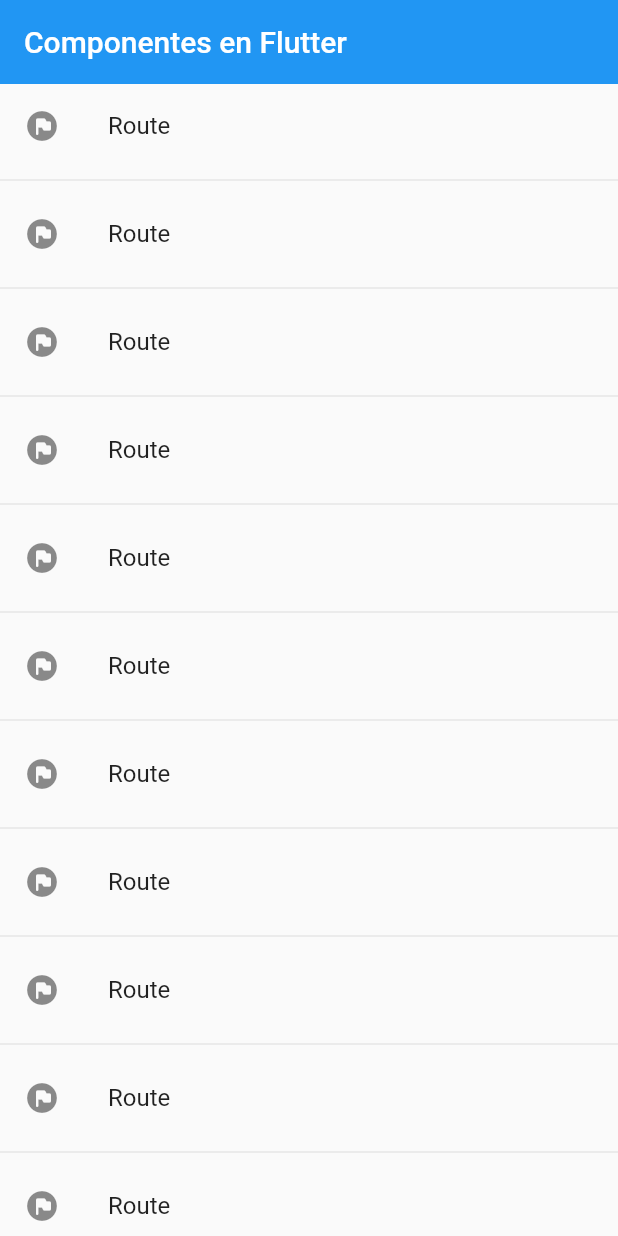
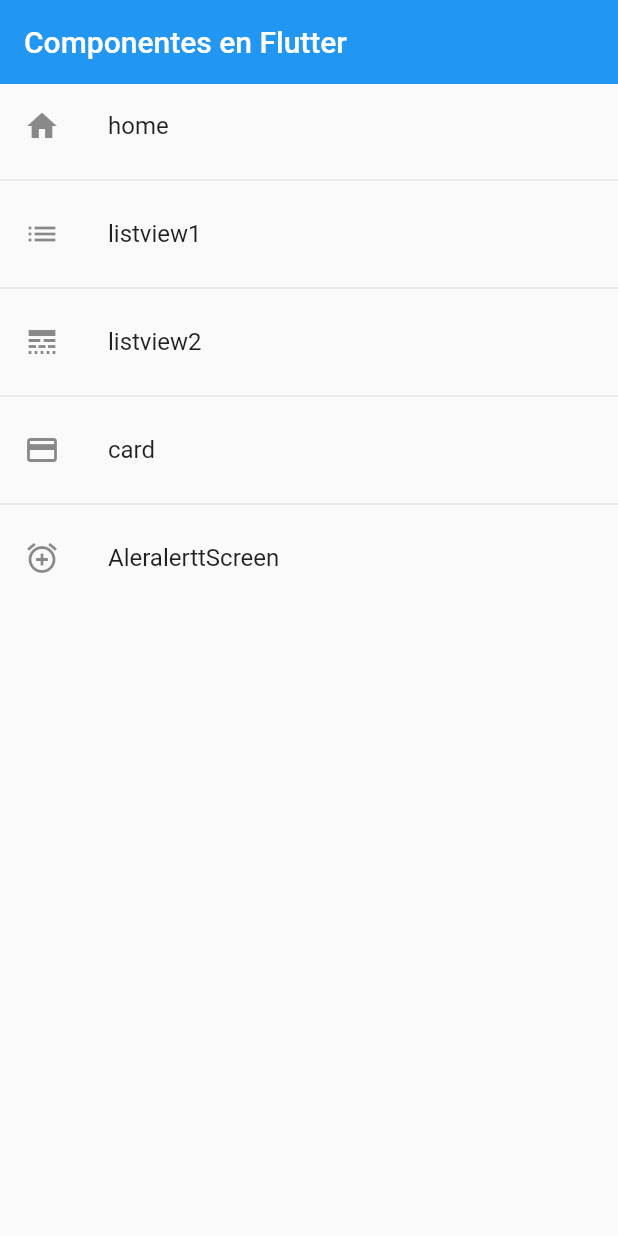
Before and after one commit to caesarbriones43/002-flutter_basis-flutter_components, a Flutter app: the screen it shows after launch, on a phone screen of 412 x 824 dp. Run offline on Flutter 3.47's test engine with Material 2 defaults, Android fonts, the phone set to English and light mode, and no system bars.

Commit message:
creating method whit routes

```diff
--- a/lib/main.dart
+++ b/lib/main.dart
@@ -12,7 +12,7 @@ class MyApp extends StatelessWidget {
         debugShowCheckedModeBanner: false,
         title: 'Material App',
         initialRoute: AppRoutes.initialRoute,
-        routes: AppRoutes.routes,
+        routes: AppRoutes.getAppRoutes(),
         onGenerateRoute: AppRoutes.onGenerateRoute);
   }
 }
--- a/lib/router/app_routes.dart
+++ b/lib/router/app_routes.dart
@@ -1,37 +1,36 @@
 import 'package:flutter/material.dart';
-import 'package:flutter/widgets.dart';
 import 'package:flutter_components/models/models.dart';
 
 import '../screens/screen.dart';
 
 class AppRoutes {
-  static const initialRoute = 'home';
+  static const initialRoute = 'listview1';
 
   static final menuOptions = <MenuOption>[
     MenuOption(
         route: 'home',
-        name: 'HomeScreen',
+        name: 'home',
         icon: Icons.home,
         screen: const HomeScreen()),
     MenuOption(
         route: 'listview1',
-        name: 'ListView1Screen',
+        name: 'listview1',
         icon: Icons.list,
         screen: const HomeScreen()),
     MenuOption(
         route: 'listview2',
-        name: 'ListView2Screen',
-        icon: Icons.list,
+        name: 'listview2',
+        icon: Icons.line_style,
         screen: const ListView2Screen()),
     MenuOption(
         route: 'card',
-        name: 'CardScreen',
-        icon: Icons.list,
+        name: 'card',
+        icon: Icons.credit_card,
         screen: const CardScreen()),
     MenuOption(
         route: 'alert',
-        name: 'AlertScreen',
-        icon: Icons.list,
+        name: 'AleralerttScreen',
+        icon: Icons.add_alarm,
         screen: const AlertScreen())
   ];
 
@@ -39,11 +38,21 @@ class AppRoutes {
     return MaterialPageRoute(builder: (context) => const AlertScreen());
   }
 
-  static Map<String, Widget Function(BuildContext)> routes = {
-    'home': (BuildContext context) => const HomeScreen(),
-    'listview1': (BuildContext context) => const ListView1Screen(),
-    'listview2': (BuildContext context) => const ListView2Screen(),
-    'card': (BuildContext context) => const CardScreen(),
-    'alert': (BuildContext context) => const AlertScreen(),
-  };
+  static Map<String, Widget Function(BuildContext)> getAppRoutes() {
+    Map<String, Widget Function(BuildContext)> appRoutes = {};
+
+    for (final option in menuOptions) {
+      appRoutes.addAll({option.name: (BuildContext context) => option.screen});
+    }
+
+    return appRoutes;
+  }
+
+  // static Map<String, Widget Function(BuildContext)> routes = {
+  //   'home': (BuildContext context) => const HomeScreen(),
+  //   'listview1': (BuildContext context) => const ListView1Screen(),
+  //   'listview2': (BuildContext context) => const ListView2Screen(),
+  //   'card': (BuildContext context) => const CardScreen(),
+  //   'alert': (BuildContext context) => const AlertScreen(),
+  // };
 }
--- a/lib/screens/home_screen.dart
+++ b/lib/screens/home_screen.dart
@@ -1,30 +1,33 @@
 import 'package:flutter/material.dart';
-// import 'package:flutter_components/screens/screen.dart';
+
+import '../router/app_routes.dart';
 
 class HomeScreen extends StatelessWidget {
   const HomeScreen({Key? key}) : super(key: key);
 
   @override
   Widget build(BuildContext context) {
+    final menuOptions = AppRoutes.menuOptions;
+
     return Scaffold(
         appBar: AppBar(
           title: const Text('Componentes en Flutter'),
           elevation: 0,
         ),
         body: ListView.separated(
-            itemBuilder: (context, index) => ListTile(
-                  title: const Text("Route"),
-                  leading: const Icon(Icons.flag_circle_rounded),
+            itemBuilder: (context, i) => ListTile(
+                  title: Text(menuOptions[i].name),
+                  leading: Icon(menuOptions[i].icon),
                   onTap: () {
                     // final route = MaterialPageRoute(
                     //     builder: (context) => const ListView1Screen());
 
-                    // Navigator.push(context, route);
+                    // Navigator.push(context, route);u
 
-                    Navigator.pushNamed(context, 'card2');
+                    Navigator.pushNamed(context, menuOptions[i].route);
                   },
                 ),
             separatorBuilder: (context, index) => const Divider(),
-            itemCount: 100));
+            itemCount: menuOptions.length));
   }
 }
```
